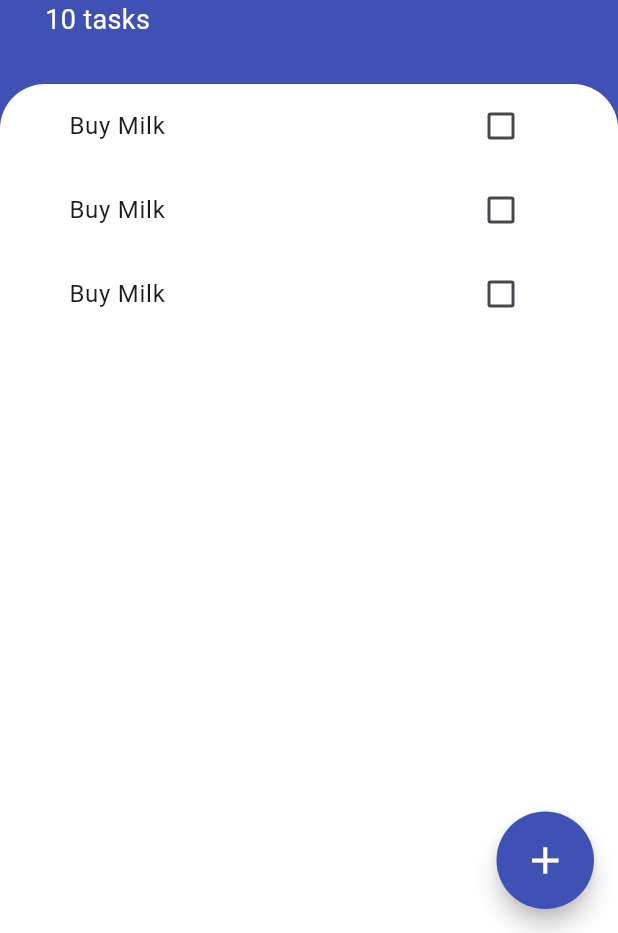
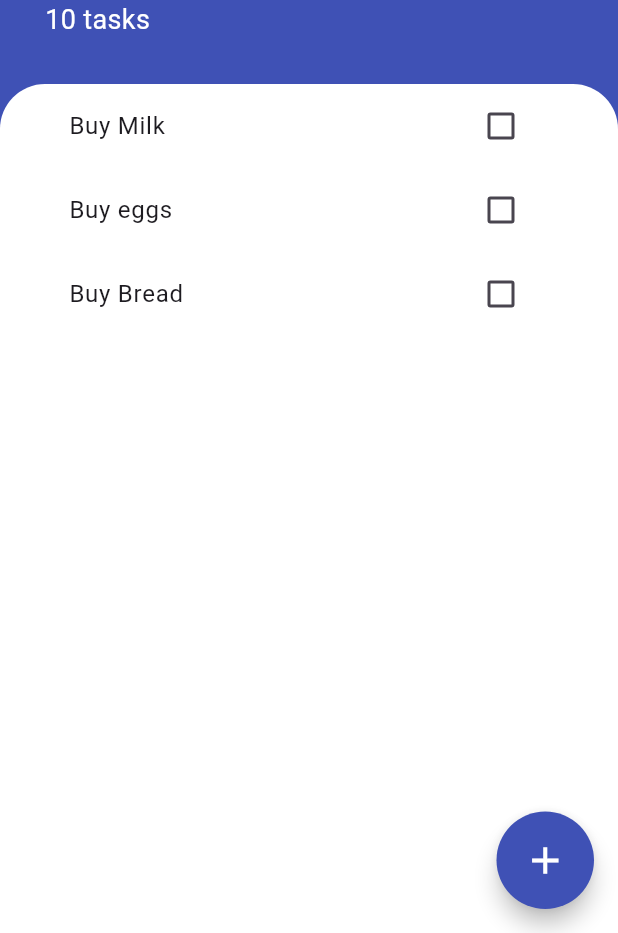
Before and after one commit to mr-schway/todoey, a Flutter app: the screen it shows after launch, on a phone screen of 412 x 824 dp, the part 303-1236 px from its top. Run offline on Flutter 3.47's test engine with Material 3 defaults, Android fonts, the phone set to English and light mode, and no system bars.

Commit message:
Display the tasks using Listview builder

```diff
--- /dev/null
+++ b/lib/models/task.dart
@@ -0,0 +1,10 @@
+class Task {
+  final String name;
+  bool isDone;
+
+  Task({required this.name, this.isDone = false});
+
+  void toggleDone() {
+    isDone = !isDone;
+  }
+}
--- /dev/null
+++ b/lib/screens/tasks_list.dart
@@ -0,0 +1,36 @@
+import 'package:flutter/material.dart';
+import 'package:todoey/models/task.dart';
+import 'package:todoey/widgets/task_tile.dart';
+
+class TasksList extends StatefulWidget {
+  const TasksList({super.key});
+
+  @override
+  State<TasksList> createState() => _TasksListState();
+}
+
+class _TasksListState extends State<TasksList> {
+  List<Task> tasks = [
+    Task(name: 'Buy Milk'),
+    Task(name: 'Buy eggs'),
+    Task(name: 'Buy Bread'),
+  ];
+
+  @override
+  Widget build(BuildContext context) {
+    return ListView.builder(
+      itemBuilder: (context, index) {
+        return TaskTile(
+          taskTitle: tasks[index].name,
+          isChecked: tasks[index].isDone,
+          onChanged: (checkBoxState) {
+            setState(() {
+              tasks[index].toggleDone();
+            });
+          },
+        );
+      },
+      itemCount: tasks.length,
+    );
+  }
+}
--- a/lib/screens/tasks_screen.dart
+++ b/lib/screens/tasks_screen.dart
@@ -1,5 +1,6 @@
 import 'package:flutter/material.dart';
 import 'package:todoey/screens/add_task_screen.dart';
+import 'package:todoey/screens/tasks_list.dart';
 import 'package:todoey/widgets/task_tile.dart';
 
 class TasksScreen extends StatelessWidget {
@@ -58,13 +59,7 @@ class TasksScreen extends StatelessWidget {
                   topRight: Radius.circular(30),
                 ),
               ),
-              child: ListView(
-                children: const [
-                  TaskTile(),
-                  TaskTile(),
-                  TaskTile(),
-                ],
-              ),
+              child: TasksList(),
             ),
           ),
         ],
--- a/lib/widgets/task_tile.dart
+++ b/lib/widgets/task_tile.dart
@@ -1,52 +1,28 @@
 import 'package:flutter/material.dart';
 
-class TaskTile extends StatefulWidget {
-  const TaskTile({super.key});
+class TaskTile extends StatelessWidget {
+  final String taskTitle;
+  final bool isChecked;
+  final void Function(bool?)? onChanged;
+  const TaskTile(
+      {super.key,
+      required this.taskTitle,
+      required this.isChecked,
+      required this.onChanged});
 
-  @override
-  State<TaskTile> createState() => _TaskTileState();
-}
-
-class _TaskTileState extends State<TaskTile> {
-  bool isChecked = false;
   @override
   Widget build(BuildContext context) {
     return ListTile(
       title: Text(
-        'Buy Milk',
+        taskTitle,
         style: TextStyle(
           decoration: isChecked ? TextDecoration.lineThrough : null,
         ),
       ),
-      trailing: TaskCheckBox(
-        checkBoxState: isChecked,
-        onChanged: (bool? checkBoxState) {
-          if (checkBoxState != null) {
-            setState(() {
-              isChecked = checkBoxState;
-            });
-          }
-        },
+      trailing: Checkbox(
+        value: isChecked,
+        onChanged: onChanged,
       ),
     );
   }
 }
-
-class TaskCheckBox extends StatelessWidget {
-  final void Function(bool?)? onChanged;
-  final bool checkBoxState;
-  const TaskCheckBox({
-    super.key,
-    required this.onChanged,
-    required this.checkBoxState,
-  });
-
-  @override
-  Widget build(BuildContext context) {
-    return Checkbox(
-      value: checkBoxState,
-      activeColor: Colors.indigo,
-      onChanged: onChanged,
-    );
-  }
-}
```
